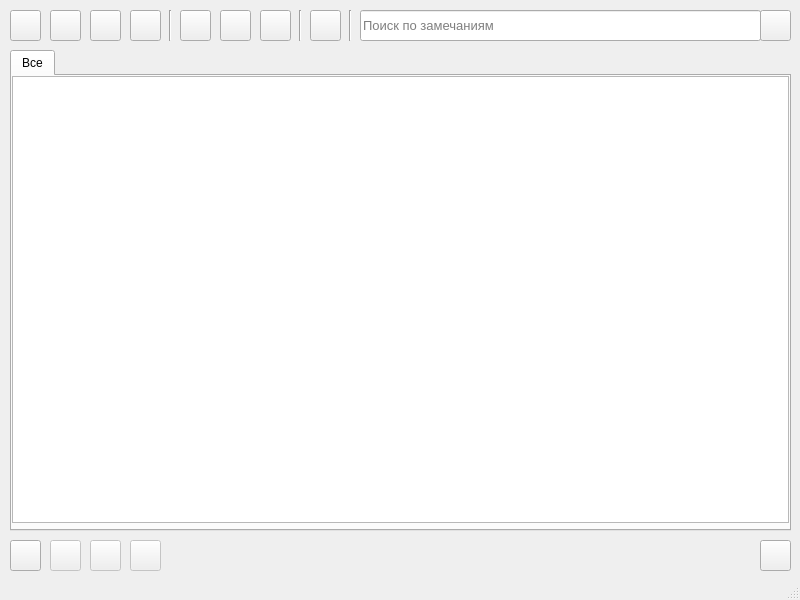
Old version of the form ui_main_window.ui in the repository eluvesi/nca.
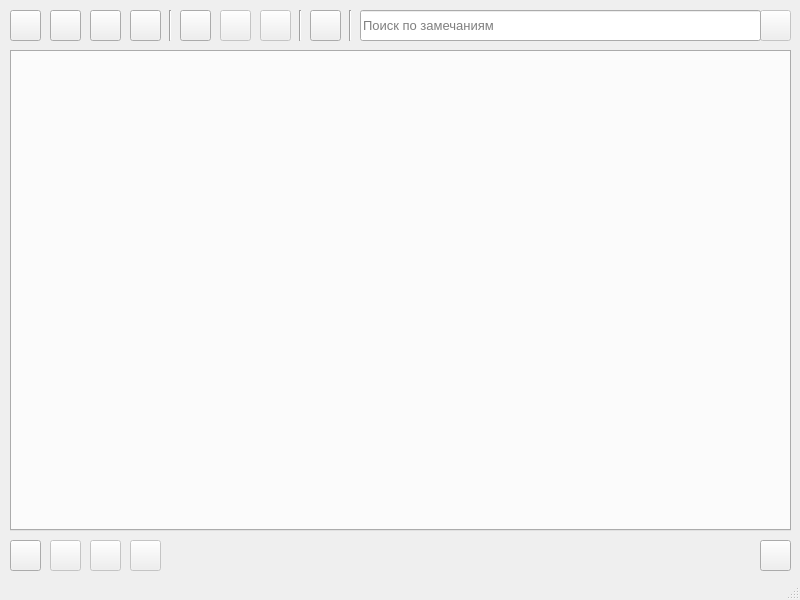
New version of the form. Icons and pictures are not drawn.

Commit message: Список на вкладке 'Все' теперь не жёстко зашит в интерфейс (убран из .ui-файла). Теперь он, как и список на вкладке 'Без категории', создаётся при инициализации главного окна. При попытке сохранения файла с категориями в .txt-формате пользователю теперь предлагается изменить формат на .json. Также упрощены имена некоторых сущностей.

The edit to the form file:
```diff
--- a/ui_main_window.ui
+++ b/ui_main_window.ui
@@ -72,6 +72,9 @@
     </property>
    </widget>
    <widget class="QPushButton" name="searchButton">
+    <property name="enabled">
+     <bool>false</bool>
+    </property>
     <property name="geometry">
      <rect>
       <x>760</x>
@@ -363,6 +366,9 @@
     </property>
    </widget>
    <widget class="QPushButton" name="tabEditButton">
+    <property name="enabled">
+     <bool>false</bool>
+    </property>
     <property name="geometry">
      <rect>
       <x>260</x>
@@ -476,6 +482,9 @@
     </property>
    </widget>
    <widget class="QPushButton" name="tabRemoveButton">
+    <property name="enabled">
+     <bool>false</bool>
+    </property>
     <property name="geometry">
      <rect>
       <x>220</x>
@@ -535,21 +544,6 @@
     <property name="currentIndex">
      <number>0</number>
     </property>
-    <widget class="QWidget" name="allTab">
-     <attribute name="title">
-      <string>Все</string>
-     </attribute>
-     <widget class="QListWidget" name="allTabListWidget">
-      <property name="geometry">
-       <rect>
-        <x>0</x>
-        <y>0</y>
-        <width>777</width>
-        <height>447</height>
-       </rect>
-      </property>
-     </widget>
-    </widget>
    </widget>
   </widget>
   <widget class="QStatusBar" name="statusbar"/>
```
Left out of the diff: 2 changed lines with no effect on the pictures. The commit also changes 2 other files.
